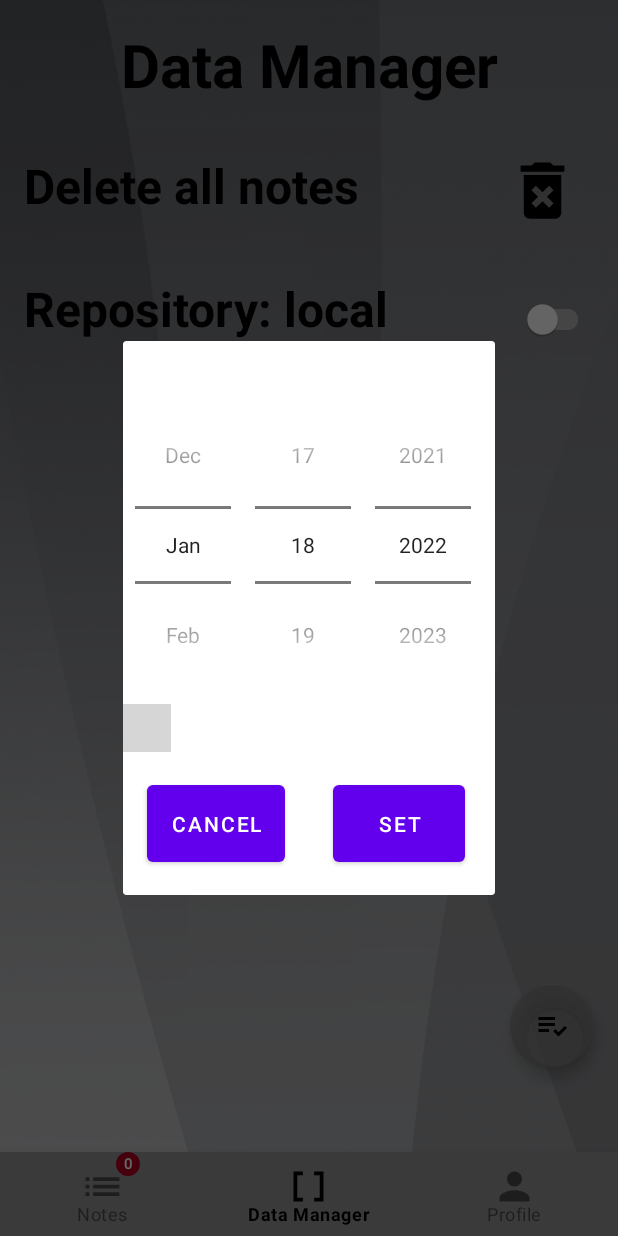
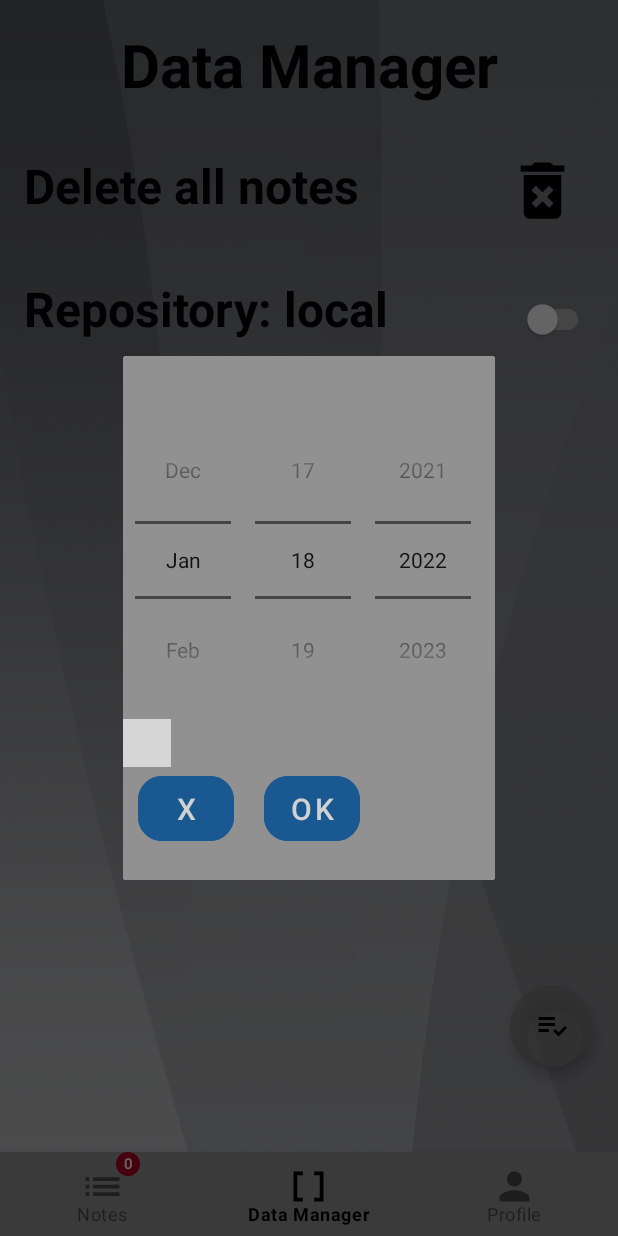
Before and after one commit to PavelB24/NotesK, an Android app: the fragment ReminderDialogFragment placed in its activity, item 2 of the bottom bar chosen, on a phone screen of 412 x 824 dp. Run offline under Robolectric (Android 15) with nearby library versions, the phone set to English and light mode, and no system bars; our stand-ins replace Firebase (no records; nobody signed in at launch, a user with empty details on screens opened directly), Room's generated code; libraries missing offline, so code that uses them is left out: ru.ifr0z.timepickercompact; plain views replace TimePickerCompact; 10 statements that could not run were skipped; grey boxes are pictures that could not be loaded.

Commit message:
Fixed scale of image in imageViews

```diff
--- a/app/src/main/java/ru/barinov/notes/domain/adapters/NotesAdapter.kt
+++ b/app/src/main/java/ru/barinov/notes/domain/adapters/NotesAdapter.kt
@@ -1,6 +1,6 @@
 package ru.barinov.notes.domain.adapters
 
-import android.graphics.BitmapFactory
+import android.graphics.*
 import android.os.*
 import android.view.LayoutInflater
 import android.view.View
@@ -15,10 +15,9 @@ import java.text.SimpleDateFormat
 import java.util.*
 import android.os.Looper
 
+private const val imageScaleBase = 70
 
-
-
-class NotesAdapter : RecyclerView.Adapter<NoteViewHolder>() {
+class NotesAdapter(private val scale: Float) : RecyclerView.Adapter<NoteViewHolder>() {
 
     private val handler = Handler(Looper.getMainLooper())
 
@@ -44,8 +43,10 @@ class NotesAdapter : RecyclerView.Adapter<NoteViewHolder>() {
         if(note.image.isNotEmpty()){
             holder.noteImage.visibility= View.VISIBLE
             Thread {
-                val bitmapArray = BitmapFactory.decodeByteArray(note.image, 0, note.image.size)
-                handler.post { holder.noteImage.setImageBitmap(bitmapArray) }
+                val pixels = (imageScaleBase * scale + 0.5f).toInt()
+                val bitmap = BitmapFactory.decodeByteArray(note.image, 0, note.image.size)
+                val scaledBitmap= Bitmap.createScaledBitmap(bitmap, pixels, pixels,true)
+                handler.post { holder.noteImage.setImageBitmap(scaledBitmap) }
             }.start()
         }
         else{holder.noteImage.visibility= View.GONE}
--- a/app/src/main/java/ru/barinov/notes/ui/noteListFragment/NoteListFragment.kt
+++ b/app/src/main/java/ru/barinov/notes/ui/noteListFragment/NoteListFragment.kt
@@ -27,7 +27,7 @@ private const val reminderDialogKey = "reminder"
 class NoteListFragment : Fragment() {
 
     private lateinit var recyclerView: RecyclerView
-    private val adapter = NotesAdapter()
+    private lateinit var adapter: NotesAdapter
     private lateinit var binding: NoteListLayoutBinding
     private lateinit var toolbar: Toolbar
     private lateinit var searchItem: MenuItem
@@ -40,6 +40,7 @@ class NoteListFragment : Fragment() {
         inflater: LayoutInflater, container: ViewGroup?, savedInstanceState: Bundle?
 
     ): View {
+        adapter= NotesAdapter(context!!.resources.displayMetrics.density)
         editor = sharedPreferences.value.edit()
         setHasOptionsMenu(true)
         binding = NoteListLayoutBinding.inflate(inflater, container, false)
--- a/app/src/main/res/layout/note_view_frament_layout.xml
+++ b/app/src/main/res/layout/note_view_frament_layout.xml
@@ -27,6 +27,7 @@
             android:clickable="true"
             android:focusable="true"
             android:visibility="gone"
+            android:scaleType="fitCenter"
             app:shapeAppearanceOverlay="@style/CircularImgStyle"/>
 
 
@@ -69,13 +70,15 @@
 
         <com.google.android.material.button.MaterialButton
             android:id="@+id/show_on_map_button"
-            app:layout_constraintBottom_toBottomOf="parent"
+            app:layout_constraintTop_toBottomOf="@+id/location_text_view"
             app:layout_constraintEnd_toEndOf="parent"
             android:text="@string/show_on_map_button_text"
             android:layout_marginEnd="35dp"
+            style="@style/Widget.MaterialComponents.Button.TextButton"
             android:backgroundTint="@color/light_blue_2"
             android:layout_width="wrap_content"
             android:layout_marginTop="5dp"
+            android:textColor="@color/button_text_color_white"
             app:cornerRadius="16dp"
             android:layout_height="wrap_content"/>
 
--- a/app/src/main/res/layout/profile_enter_layout.xml
+++ b/app/src/main/res/layout/profile_enter_layout.xml
@@ -76,6 +76,7 @@
             <com.google.android.material.button.MaterialButton
                 android:id="@+id/profile_create_new_profile_button"
                 android:layout_width="0dp"
+                android:stateListAnimator="@null"
                 android:layout_height="wrap_content"
                 android:layout_marginHorizontal="@dimen/st_margin"
                 android:layout_weight="1"
@@ -93,8 +94,9 @@
             android:layout_margin="28dp"
             app:cornerRadius="16dp"
             android:backgroundTint="@color/light_blue_2"
+            android:textColor="@color/button_text_color_white"
             android:text="@string/profile_button_text"
-            android:textColor="@color/black"
+
             app:layout_constraintTop_toBottomOf="@id/horizontal_container_profile_enter_layout" />
     </androidx.constraintlayout.widget.ConstraintLayout>
 </ScrollView>
--- a/app/src/main/res/layout/reminder_dialog_fragment_layout.xml
+++ b/app/src/main/res/layout/reminder_dialog_fragment_layout.xml
@@ -1,45 +1,63 @@
 <?xml version="1.0" encoding="utf-8"?>
 <androidx.constraintlayout.widget.ConstraintLayout xmlns:android="http://schemas.android.com/apk/res/android"
+    xmlns:app="http://schemas.android.com/apk/res-auto"
     android:layout_width="match_parent"
     android:layout_height="match_parent"
-    xmlns:app="http://schemas.android.com/apk/res-auto">
+    android:background="@color/prime_color">
 
 
     <DatePicker
         android:id="@+id/date_picker"
-        app:layout_constraintTop_toTopOf="parent"
+        style="@style/DatePickerTheme"
         android:layout_width="match_parent"
-        style="@style/DatePickerTheme"
-        android:layout_height="wrap_content"/>
+        android:layout_height="wrap_content"
+        app:layout_constraintTop_toTopOf="parent" />
+
     <ru.ifr0z.timepickercompact.TimePickerCompact
         android:id="@+id/time_picker"
-        app:layout_constraintTop_toBottomOf="@id/date_picker"
         android:layout_width="match_parent"
+        android:layout_height="wrap_content"
         android:timePickerMode="spinner"
-        android:layout_height="wrap_content"/>
+        app:layout_constraintTop_toBottomOf="@id/date_picker" />
 
     <LinearLayout
-        app:layout_constraintTop_toBottomOf="@id/time_picker"
         android:id="@+id/reminder_linear_horizontal_container"
         android:layout_width="match_parent"
         android:layout_height="wrap_content"
-        android:orientation="horizontal">
-        <Button
+        android:orientation="horizontal"
+        app:layout_constraintTop_toBottomOf="@id/time_picker">
+
+        <com.google.android.material.button.MaterialButton
             android:id="@+id/reminder_dialog_negative_button"
+            style="@style/Widget.MaterialComponents.Button.TextButton.Dialog"
+            android:textColor="@color/button_text_color_white"
+            app:cornerRadius="16dp"
+            android:backgroundTint="@color/light_blue_2"
+            android:layout_width="0dp"
+            android:layout_height="wrap_content"
+            android:maxWidth="20dp"
+            android:layout_margin="10dp"
             android:layout_weight="1"
-            android:padding="16dp"
-            android:layout_margin="16dp"
+            android:padding="8dp"
+            android:textSize="20sp"
+            android:layout_gravity="start"
+            android:text="X" />
+
+        <com.google.android.material.button.MaterialButton
+            android:id="@+id/reminder_dialog_positive_button"
+            style="@style/Widget.MaterialComponents.Button.TextButton.Dialog"
+            android:textColor="@color/button_text_color_white"
+            app:cornerRadius="16dp"
+            android:backgroundTint="@color/light_blue_2"
             android:layout_width="0dp"
-            android:text="Cancel"
-            android:layout_height="wrap_content"/>
-        <Button
-            android:id="@+id/reminder_dialog_positive_button"
+            android:layout_height="wrap_content"
+            android:maxWidth="20dp"
+            android:layout_margin="10dp"
             android:layout_weight="1"
-            android:padding="16dp"
-            android:text="Set"
-            android:layout_margin="16dp"
-            android:layout_width="0dp"
-            android:layout_height="wrap_content"/>
+            android:padding="8dp"
+            android:textSize="20sp"
+            android:layout_gravity="end"
+            android:text="Ok" />
 
     </LinearLayout>
 
--- a/app/src/main/res/values/colors.xml
+++ b/app/src/main/res/values/colors.xml
@@ -33,12 +33,13 @@
     <color name="deep_blue_3_2">#F7000225</color>
     <color name="deep_blue_3_3">#FA090A30</color>
     <color name="light_blue">#1a5891</color>
-    <color name="light_blue_2">#921A5891</color>
+    <color name="light_blue_2">#1A5891</color>
     <color name="soft_deep_blue">#ED080B29</color>
     <color name="shadow_grey">#424242</color>
     <color name="chip_cherry">#EEC30909</color>
     <color name="prime_color">#919191</color>
     <color name="item_card_view_color">#805C5353</color>
+    <color name="button_text_color_white">#D1D1D1</color>
     830202
     680202
     #FA080A25
--- a/app/src/main/res/values/strings.xml
+++ b/app/src/main/res/values/strings.xml
@@ -1,6 +1,6 @@
 <resources>
     <string name="app_name">NoteBook</string>
-    <string name="warning_toast">Please, write down title and main text</string>
+    <string name="warning_toast">Please, text title and main text, or load photo and text title</string>
     <string name="add_title_hint">Title…</string>
     <string name="select_the_date_of_event">Select the date of event</string>
     <string name="apply_button_text">Apply</string>
--- a/app/src/main/res/values/themes.xml
+++ b/app/src/main/res/values/themes.xml
@@ -4,7 +4,7 @@
         <!-- Primary brand color. -->
         <item name="colorPrimaryDark">@color/deep_blue_2</item>
         <item name="colorPrimaryVariant">@color/black</item>
-        <item name="colorOnPrimary">@color/white</item>
+        <item name="colorOnPrimary">@color/prime_color</item>
         <!-- Secondary brand color. -->
         <item name="colorSecondary">@color/black</item>
         <item name="colorSecondaryVariant">@color/black</item>
```
Also changed, not shown: app/src/main/java/ru/barinov/notes/ui/noteViewFragment/NotePageFragment.kt (+9 -5 lines), app/src/main/res/layout/item_note.xml (+8 -10 lines).
